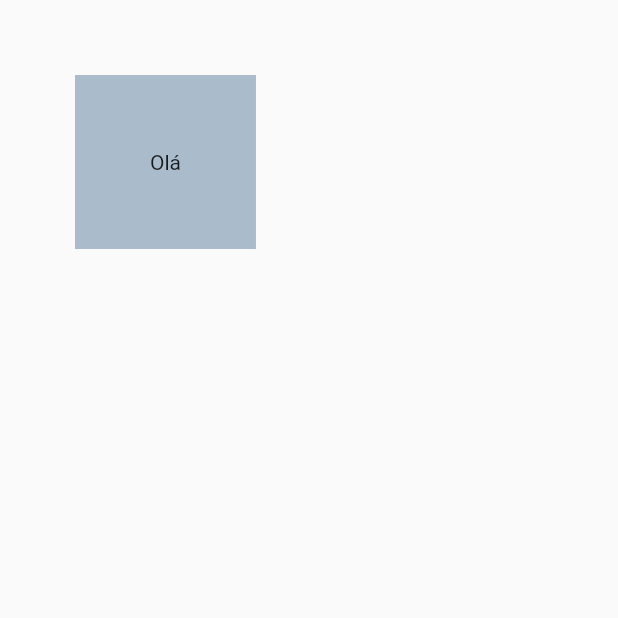
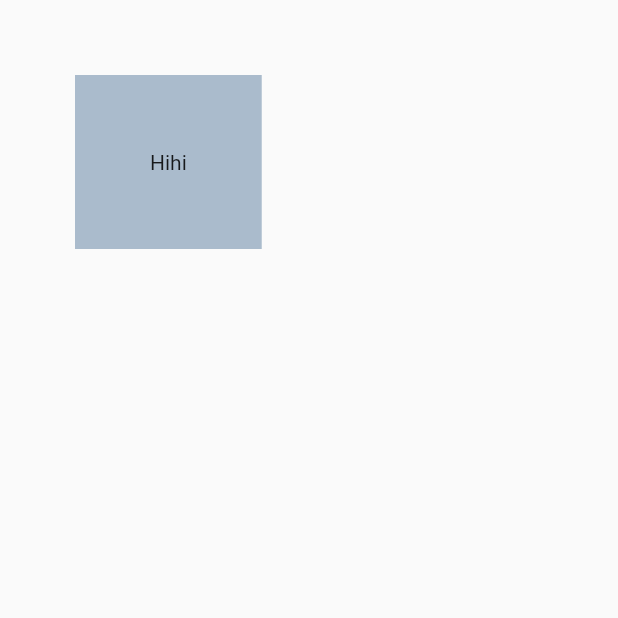
Before and after one commit to skynexui/components, a Flutter app: the screen it shows after launch, on a phone screen of 412 x 824 dp, the top half of it. Run offline on Flutter 3.47's test engine with Material 2 defaults, Android fonts, the phone set to English and light mode, and no system bars.

Commit message:
testing flutter stuff

```diff
--- a/lib/screens/home.dart
+++ b/lib/screens/home.dart
@@ -13,7 +13,7 @@ class HomeScreen extends StatelessWidget {
           padding: {Breakpoints.xs: 50},
         ),
         children: [
-          Text('Olá'),
+          Text('Hihi'),
         ],
       ),
     );
```
Also changed, not shown: 1 other file.
